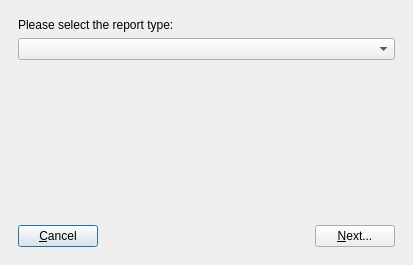
Old version of the form Charm/Reports/ReportDialog.ui in the repository KDAB/Charm.
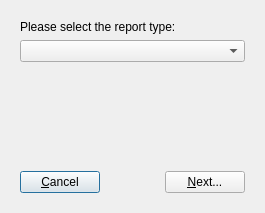
New version of the form.

Commit message: reinstate the activity report, it got lost in translation at some point

Patch:
```diff
--- a/Charm/Reports/ReportDialog.ui
+++ b/Charm/Reports/ReportDialog.ui
@@ -5,30 +5,26 @@
    <rect>
     <x>0</x>
     <y>0</y>
-    <width>413</width>
-    <height>265</height>
+    <width>265</width>
+    <height>213</height>
    </rect>
   </property>
   <property name="windowTitle" >
    <string>Reports...</string>
   </property>
   <layout class="QVBoxLayout" >
-   <property name="margin" >
-    <number>9</number>
-   </property>
-   <property name="spacing" >
-    <number>6</number>
-   </property>
    <item>
     <widget class="QStackedWidget" name="stackedWidget" >
      <widget class="QWidget" name="startPage" >
+      <property name="geometry" >
+       <rect>
+        <x>0</x>
+        <y>0</y>
+        <width>241</width>
+        <height>189</height>
+       </rect>
+      </property>
       <layout class="QVBoxLayout" >
-       <property name="margin" >
-        <number>9</number>
-       </property>
-       <property name="spacing" >
-        <number>6</number>
-       </property>
        <item>
         <widget class="QLabel" name="label" >
          <property name="text" >
@@ -42,9 +38,7 @@
        <item>
         <widget class="QLabel" name="labelDescription" >
          <property name="sizePolicy" >
-          <sizepolicy>
-           <hsizetype>3</hsizetype>
-           <vsizetype>3</vsizetype>
+          <sizepolicy vsizetype="Preferred" hsizetype="MinimumExpanding" >
            <horstretch>0</horstretch>
            <verstretch>0</verstretch>
           </sizepolicy>
@@ -75,12 +69,6 @@
        </item>
        <item>
         <layout class="QHBoxLayout" >
-         <property name="margin" >
-          <number>0</number>
-         </property>
-         <property name="spacing" >
-          <number>6</number>
-         </property>
          <item>
           <widget class="QPushButton" name="pushButtonCancel" >
            <property name="text" >
```
Left out of the diff: 15 changed lines with no effect on the pictures. The commit also changes 3 other files.
